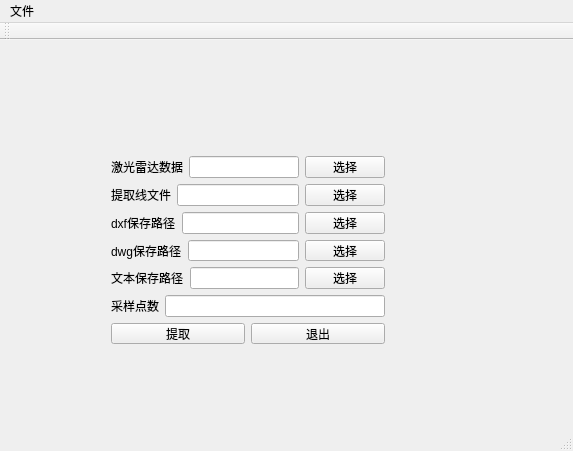
Qt form GenerateCrossSectionWdigets.ui (xczh0708/GenerateCrossSectionWdigets) before a commit.
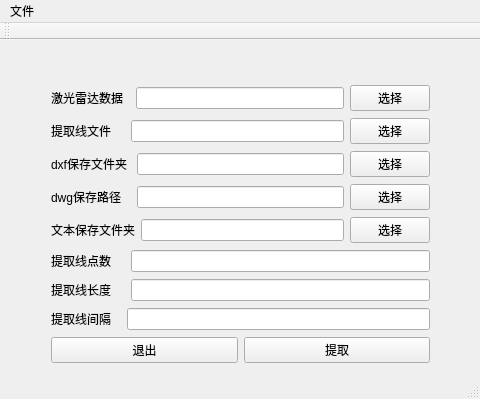
The same form after that commit.

Commit message: 多段提取功能完成

Patch:
```diff
--- a/GenerateCrossSectionWdigets.ui
+++ b/GenerateCrossSectionWdigets.ui
@@ -6,8 +6,8 @@
    <rect>
     <x>0</x>
     <y>0</y>
-    <width>573</width>
-    <height>451</height>
+    <width>480</width>
+    <height>399</height>
    </rect>
   </property>
   <property name="windowTitle">
@@ -17,10 +17,10 @@
    <widget class="QWidget" name="layoutWidget">
     <property name="geometry">
      <rect>
-      <x>100</x>
-      <y>105</y>
-      <width>296</width>
-      <height>210</height>
+      <x>40</x>
+      <y>33</y>
+      <width>401</width>
+      <height>311</height>
      </rect>
     </property>
     <layout class="QVBoxLayout" name="verticalLayout">
@@ -29,7 +29,7 @@
        <item>
         <widget class="QLabel" name="label">
          <property name="text">
-          <string>激光雷达数据</string>
+          <string>激光雷达数据  </string>
          </property>
         </widget>
        </item>
@@ -50,7 +50,7 @@
        <item>
         <widget class="QLabel" name="label_2">
          <property name="text">
-          <string>提取线文件</string>
+          <string>提取线文件    </string>
          </property>
         </widget>
        </item>
@@ -71,7 +71,7 @@
        <item>
         <widget class="QLabel" name="label_3">
          <property name="text">
-          <string>dxf保存路径</string>
+          <string>dxf保存文件夹 </string>
          </property>
         </widget>
        </item>
@@ -92,7 +92,7 @@
        <item>
         <widget class="QLabel" name="label_4">
          <property name="text">
-          <string>dwg保存路径</string>
+          <string>dwg保存路径   </string>
          </property>
         </widget>
        </item>
@@ -113,7 +113,7 @@
        <item>
         <widget class="QLabel" name="label_5">
          <property name="text">
-          <string>文本保存路径</string>
+          <string>文本保存文件夹</string>
          </property>
         </widget>
        </item>
@@ -134,24 +134,45 @@
        <item>
         <widget class="QLabel" name="label_6">
          <property name="text">
-          <string>采样点数</string>
+          <string>提取线点数    </string>
          </property>
         </widget>
        </item>
        <item>
-        <widget class="QLineEdit" name="lineEdit"/>
+        <widget class="QLineEdit" name="extra_line_point_num"/>
+       </item>
+      </layout>
+     </item>
+     <item>
+      <layout class="QHBoxLayout" name="horizontalLayout_8">
+       <item>
+        <widget class="QLabel" name="label_7">
+         <property name="text">
+          <string>提取线长度    </string>
+         </property>
+        </widget>
+       </item>
+       <item>
+        <widget class="QLineEdit" name="extra_line_long"/>
+       </item>
+      </layout>
+     </item>
+     <item>
+      <layout class="QHBoxLayout" name="horizontalLayout_10">
+       <item>
+        <widget class="QLabel" name="label_9">
+         <property name="text">
+          <string>提取线间隔   </string>
+         </property>
+        </widget>
+       </item>
+       <item>
+        <widget class="QLineEdit" name="extra_line_num"/>
        </item>
       </layout>
      </item>
      <item>
       <layout class="QHBoxLayout" name="horizontalLayout_6">
-       <item>
-        <widget class="QPushButton" name="startButton">
-         <property name="text">
-          <string>提取</string>
-         </property>
-        </widget>
-       </item>
        <item>
         <widget class="QPushButton" name="quitButton">
          <property name="text">
@@ -159,6 +180,13 @@
          </property>
         </widget>
        </item>
+       <item>
+        <widget class="QPushButton" name="startButton">
+         <property name="text">
+          <string>提取</string>
+         </property>
+        </widget>
+       </item>
       </layout>
      </item>
     </layout>
@@ -169,8 +197,8 @@
     <rect>
      <x>0</x>
      <y>0</y>
-     <width>573</width>
-     <height>22</height>
+     <width>480</width>
+     <height>18</height>
     </rect>
    </property>
    <widget class="QMenu" name="menu">
```
The commit also changes 29 other files.
